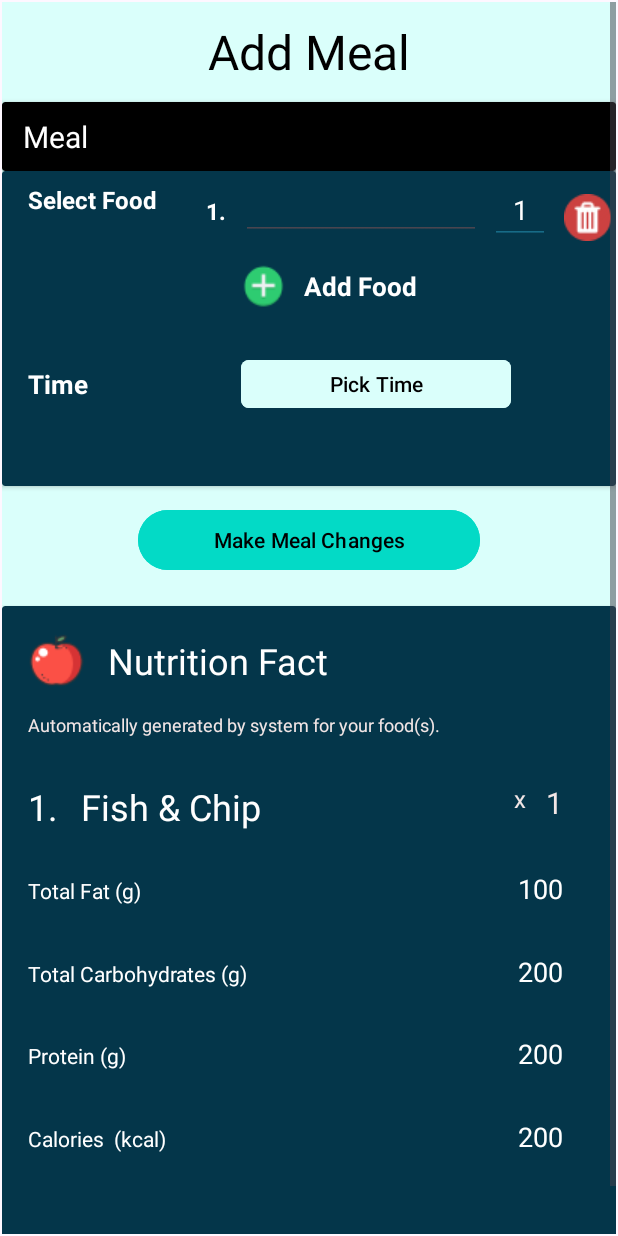
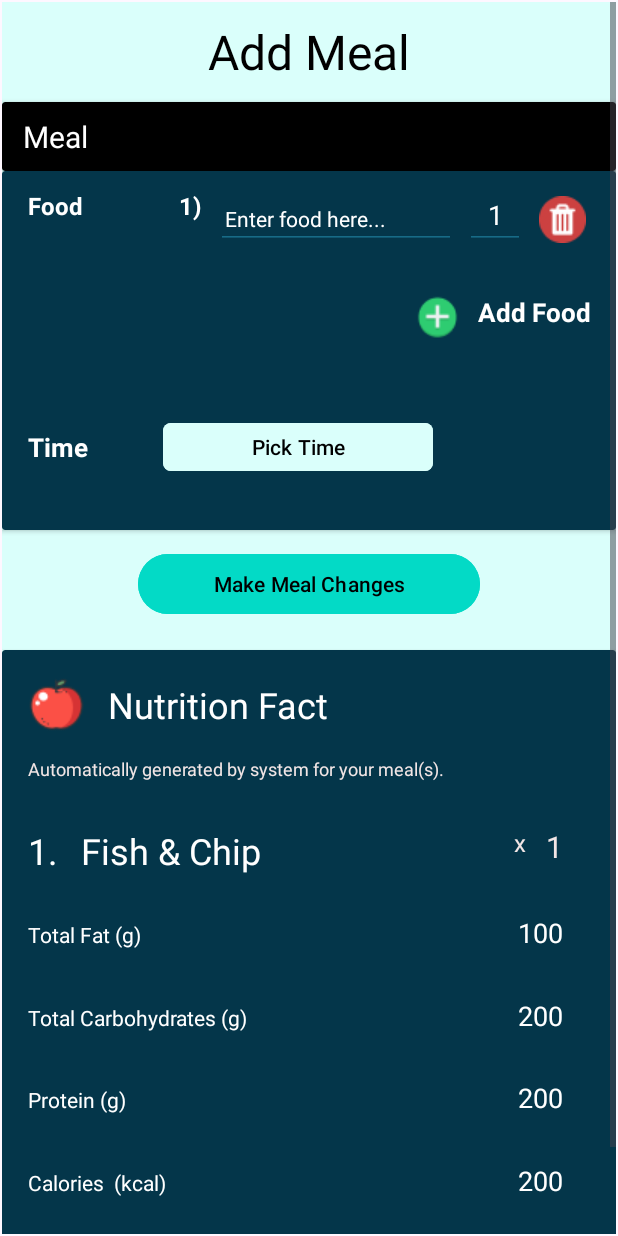
Before and after one commit to yii-meow/health-compass, an Android app: the add_meal screen opened through its navigation route, on a phone screen of 412 x 824 dp. Run offline under Robolectric (Android 15) with nearby library versions, the phone set to English and light mode, and no system bars; 1 statement that could not run was skipped.

Commit message:
add meal

```diff
--- /dev/null
+++ b/app/src/main/res/layout/food_row_layout.xml
@@ -0,0 +1,57 @@
+<?xml version="1.0" encoding="utf-8"?>
+<androidx.constraintlayout.widget.ConstraintLayout xmlns:android="http://schemas.android.com/apk/res/android"
+    xmlns:app="http://schemas.android.com/apk/res-auto"
+    android:layout_width="285dp"
+    android:layout_height="wrap_content"
+    android:background="#04364A">
+
+    <TextView
+        android:id="@+id/tvFoodNo"
+        android:layout_width="wrap_content"
+        android:layout_height="wrap_content"
+        android:layout_marginRight="10dp"
+        android:text="1)"
+        android:textColor="@color/white"
+        android:textSize="16dp"
+        android:textStyle="bold"
+        app:layout_constraintRight_toLeftOf="@id/tvSelectFood"
+        app:layout_constraintTop_toTopOf="@id/tvSelectFood" />
+
+    <EditText
+        android:id="@+id/tvSelectFood"
+        android:layout_width="160dp"
+        android:layout_height="40dp"
+        android:layout_marginRight="90dp"
+        android:backgroundTint="#176B87"
+        android:hint="Enter food here..."
+        android:padding="6dp"
+        android:textColor="@color/white"
+        android:textColorHint="@color/white"
+        android:textSize="14dp"
+        app:layout_constraintRight_toRightOf="parent"
+        app:layout_constraintTop_toTopOf="parent" />
+
+    <EditText
+        android:id="@+id/tvFoodQuantity"
+        android:layout_width="40dp"
+        android:layout_height="40dp"
+        android:layout_marginLeft="6dp"
+        android:backgroundTint="#176B87"
+        android:gravity="center_horizontal"
+        android:inputType="number"
+        android:text="1"
+        android:textColor="@color/white"
+        app:layout_constraintBottom_toBottomOf="@id/tvSelectFood"
+        app:layout_constraintLeft_toRightOf="@id/tvSelectFood" />
+
+    <ImageView
+        android:id="@+id/imgDeleteFood"
+        android:layout_width="31dp"
+        android:layout_height="31dp"
+        android:layout_marginLeft="55dp"
+        android:src="@drawable/delete"
+        app:layout_constraintBottom_toBottomOf="@id/tvSelectFood"
+        app:layout_constraintLeft_toRightOf="@id/tvSelectFood"
+        app:layout_constraintTop_toTopOf="@id/tvSelectFood" />
+
+</androidx.constraintlayout.widget.ConstraintLayout>
--- a/app/src/main/res/layout/fragment_add_meal.xml
+++ b/app/src/main/res/layout/fragment_add_meal.xml
@@ -63,7 +63,7 @@
         <androidx.cardview.widget.CardView
             android:id="@+id/cardAddFood"
             android:layout_width="match_parent"
-            android:layout_height="210dp"
+            android:layout_height="wrap_content"
             app:cardBackgroundColor="#04364A"
             app:layout_constraintTop_toBottomOf="@id/cardMealLabeling">
 
@@ -73,92 +73,68 @@
 
                 <TextView
                     android:id="@+id/lblSelectFood"
-                    android:layout_width="wrap_content"
+                    android:layout_width="90dp"
                     android:layout_height="wrap_content"
                     android:layout_marginLeft="17dp"
-                    android:layout_marginTop="8dp"
-                    android:text="Select Food"
+                    android:layout_marginTop="12dp"
+                    android:text="Food"
                     android:textColor="@color/white"
                     android:textSize="16dp"
                     android:textStyle="bold"
                     app:layout_constraintLeft_toLeftOf="parent"
                     app:layout_constraintTop_toTopOf="parent" />
 
-                <EditText
-                    android:id="@+id/tvSelectFood"
-                    android:layout_width="160dp"
-                    android:layout_height="30dp"
-                    android:layout_marginTop="16dp"
-                    android:layout_marginRight="90dp"
-                    app:layout_constraintRight_toRightOf="parent"
-                    app:layout_constraintTop_toTopOf="parent" />
+                <!-- Food Row Container -->
+                <LinearLayout
+                    android:id="@+id/foodRowContainer"
+                    android:layout_width="285dp"
+                    android:layout_height="wrap_content"
+                    android:orientation="vertical"
+                    app:layout_constraintLeft_toRightOf="@id/lblSelectFood"
+                    app:layout_constraintTop_toTopOf="@id/lblSelectFood">
 
-                <EditText
-                    android:layout_width="40dp"
-                    android:layout_height="wrap_content"
-                    android:layout_marginLeft="6dp"
-                    android:backgroundTint="#176B87"
-                    android:gravity="center_horizontal"
-                    android:inputType="number"
-                    android:text="1"
-                    android:textColor="@color/white"
-                    app:layout_constraintBaseline_toBaselineOf="@id/tvFoodNo"
-                    app:layout_constraintLeft_toRightOf="@id/tvSelectFood" />
+                    <include layout="@layout/food_row_layout" />
+                </LinearLayout>
 
-                <TextView
-                    android:id="@+id/tvFoodNo"
+                <LinearLayout
                     android:layout_width="wrap_content"
                     android:layout_height="wrap_content"
-                    android:layout_marginRight="10dp"
-                    android:text="1."
-                    android:textColor="@color/white"
-                    android:textSize="15dp"
-                    android:textStyle="bold"
-                    app:layout_constraintRight_toLeftOf="@id/tvSelectFood"
-                    app:layout_constraintTop_toTopOf="@id/tvSelectFood" />
+                    android:orientation="horizontal"
+                    android:layout_marginTop="30dp"
+                    app:layout_constraintRight_toRightOf="@id/foodRowContainer"
+                    app:layout_constraintTop_toBottomOf="@id/foodRowContainer"
+                    >
 
-                <ImageView
-                    android:id="@+id/imgDeleteFood"
-                    android:layout_width="31dp"
-                    android:layout_height="31dp"
-                    android:layout_marginLeft="55dp"
-                    android:src="@drawable/delete"
-                    app:layout_constraintBottom_toBottomOf="@id/tvSelectFood"
-                    app:layout_constraintLeft_toRightOf="@id/tvSelectFood"
-                    app:layout_constraintTop_toTopOf="@id/tvSelectFood" />
+                    <ImageView
+                        android:id="@+id/imgAddFood"
+                        android:layout_width="30dp"
+                        android:layout_height="30dp"
+                        android:layout_gravity="center_vertical"
+
+                        android:src="@drawable/green_add" />
+
+                    <TextView
+                        android:id="@+id/lblAddFood"
+                        android:layout_width="wrap_content"
+                        android:layout_height="wrap_content"
+                        android:layout_marginLeft="12dp"
+                        android:text="Add Food"
+                        android:textColor="@color/white"
+                        android:textSize="17dp"
+                        android:textStyle="bold" />
+                </LinearLayout>
 
                 <TextView
                     android:id="@+id/lblTime"
                     android:layout_width="wrap_content"
                     android:layout_height="wrap_content"
-                    android:layout_marginTop="100dp"
+                    android:layout_marginTop="120dp"
                     android:text="Time"
                     android:textColor="@color/white"
                     android:textSize="17dp"
                     android:textStyle="bold"
                     app:layout_constraintLeft_toLeftOf="@+id/lblSelectFood"
-                    app:layout_constraintTop_toBottomOf="@+id/lblSelectFood" />
-
-                <ImageView
-                    android:id="@+id/imgAddFood"
-                    android:layout_width="30dp"
-                    android:layout_height="30dp"
-                    android:layout_marginTop="15dp"
-                    android:src="@drawable/green_add"
-                    app:layout_constraintLeft_toLeftOf="@id/tvSelectFood"
-                    app:layout_constraintTop_toBottomOf="@id/tvSelectFood" />
-
-                <TextView
-                    android:layout_width="wrap_content"
-                    android:layout_height="wrap_content"
-                    android:layout_marginLeft="12dp"
-                    android:text="Add Food"
-                    android:textColor="@color/white"
-                    android:textSize="17dp"
-                    android:textStyle="bold"
-                    app:layout_constraintBottom_toBottomOf="@id/imgAddFood"
-                    app:layout_constraintLeft_toRightOf="@id/imgAddFood"
-                    app:layout_constraintTop_toTopOf="@id/imgAddFood" />
+                    app:layout_constraintTop_toBottomOf="@+id/foodRowContainer" />
 
                 <com.google.android.material.button.MaterialButton
                     android:id="@+id/btnTimePicker"
@@ -169,7 +145,7 @@
                     android:textColor="@color/black"
                     app:cornerRadius="5dp"
                     app:layout_constraintBottom_toBottomOf="@id/lblTime"
-                    app:layout_constraintLeft_toLeftOf="@id/tvSelectFood"
+                    app:layout_constraintLeft_toLeftOf="@id/foodRowContainer"
                     app:layout_constraintTop_toTopOf="@id/lblTime" />
 
                 <TextView
@@ -234,14 +210,14 @@
                     android:layout_width="wrap_content"
                     android:layout_height="wrap_content"
                     android:layout_marginTop="15dp"
-                    android:text="Automatically generated by system for your food(s)."
+                    android:text="Automatically generated by system for your meal(s)."
                     android:textColor="#F2E6E6"
                     android:textSize="12dp"
                     app:layout_constraintLeft_toLeftOf="@id/imgNutritionFact"
                     app:layout_constraintTop_toBottomOf="@id/imgNutritionFact" />
 
                 <TextView
-                    android:id="@+id/tvFoodNo"
+                    android:id="@+id/tvNutritionFoodNo"
                     android:layout_width="wrap_content"
                     android:layout_height="wrap_content"
                     android:layout_marginTop="30dp"
@@ -259,8 +235,8 @@
                     android:text="Fish &amp; Chip"
                     android:textColor="@color/white"
                     android:textSize="24dp"
-                    app:layout_constraintBaseline_toBaselineOf="@id/tvFoodNo"
-                    app:layout_constraintLeft_toRightOf="@id/tvFoodNo" />
+                    app:layout_constraintBaseline_toBaselineOf="@id/tvNutritionFoodNo"
+                    app:layout_constraintLeft_toRightOf="@id/tvNutritionFoodNo" />
 
                 <TextView
                     android:layout_width="wrap_content"
@@ -290,8 +266,8 @@
                     android:layout_marginTop="30dp"
                     android:text="Total Fat (g)"
                     android:textColor="@color/white"
-                    app:layout_constraintLeft_toLeftOf="@id/tvFoodNo"
-                    app:layout_constraintTop_toBottomOf="@id/tvFoodNo" />
+                    app:layout_constraintLeft_toLeftOf="@id/tvNutritionFoodNo"
+                    app:layout_constraintTop_toBottomOf="@id/tvNutritionFoodNo" />
 
                 <TextView
                     android:id="@+id/lblCarbohydrates"
@@ -300,8 +276,8 @@
                     android:layout_marginTop="85dp"
                     android:text="Total Carbohydrates (g)"
                     android:textColor="@color/white"
-                    app:layout_constraintLeft_toLeftOf="@id/tvFoodNo"
-                    app:layout_constraintTop_toBottomOf="@id/tvFoodNo" />
+                    app:layout_constraintLeft_toLeftOf="@id/tvNutritionFoodNo"
+                    app:layout_constraintTop_toBottomOf="@id/tvNutritionFoodNo" />
 
                 <TextView
                     android:id="@+id/lblProtein"
@@ -310,8 +286,8 @@
                     android:layout_marginTop="140dp"
                     android:text="Protein (g)"
                     android:textColor="@color/white"
-                    app:layout_constraintLeft_toLeftOf="@id/tvFoodNo"
-                    app:layout_constraintTop_toBottomOf="@id/tvFoodNo" />
+                    app:layout_constraintLeft_toLeftOf="@id/tvNutritionFoodNo"
+                    app:layout_constraintTop_toBottomOf="@id/tvNutritionFoodNo" />
 
                 <TextView
                     android:id="@+id/lblCalories"
@@ -320,8 +296,8 @@
                     android:layout_marginTop="195dp"
                     android:text="Calories  (kcal)"
                     android:textColor="@color/white"
-                    app:layout_constraintLeft_toLeftOf="@id/tvFoodNo"
-                    app:layout_constraintTop_toBottomOf="@id/tvFoodNo" />
+                    app:layout_constraintLeft_toLeftOf="@id/tvNutritionFoodNo"
+                    app:layout_constraintTop_toBottomOf="@id/tvNutritionFoodNo" />
 
                 <TextView
                     android:id="@+id/tvFood1Fat"
```
Also changed, not shown: app/src/main/java/com/example/healthcompass/add_meal.kt (+87 -21 lines).
